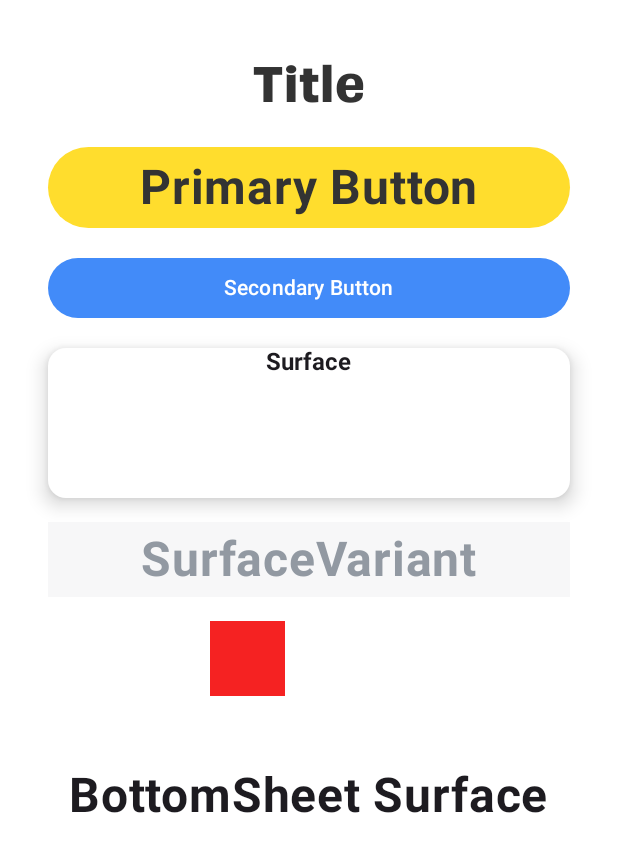
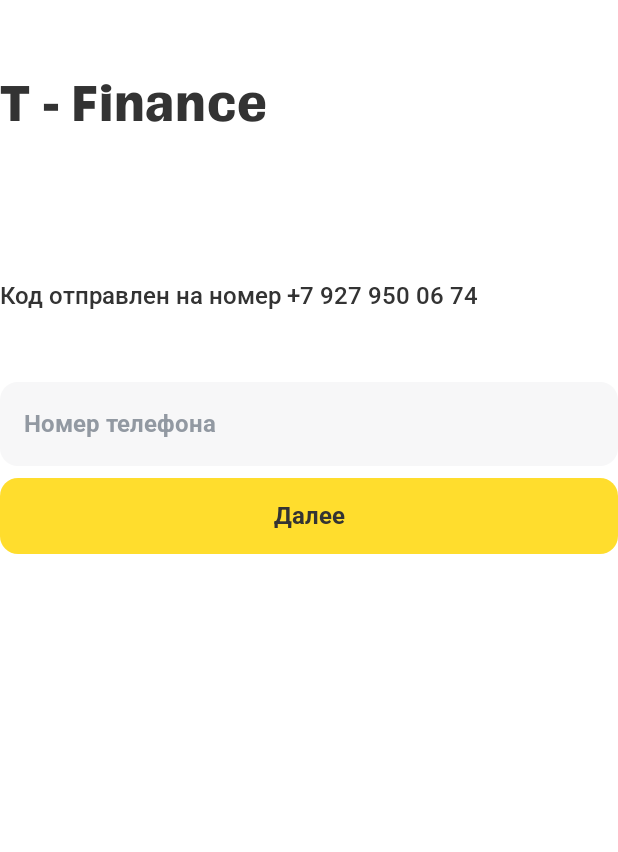
Before and after one commit to Nbveh25/T-Finance, an Android app built with Jetpack Compose: the screen it shows after launch (MainActivity), on a phone screen of 412 x 824 dp. Shown: the top 852 px of the screen. Run offline under Robolectric (Android 15) with nearby library versions, the phone set to English and light mode, and no system bars.

Commit message:
add fonts

```diff
--- a/app/src/main/java/ru/practice/t_finance/presentation/MainActivity.kt
+++ b/app/src/main/java/ru/practice/t_finance/presentation/MainActivity.kt
@@ -4,7 +4,14 @@ import android.os.Bundle
 import androidx.activity.ComponentActivity
 import androidx.activity.compose.setContent
 import androidx.activity.enableEdgeToEdge
+import androidx.compose.foundation.layout.fillMaxSize
+import androidx.compose.foundation.layout.padding
+import androidx.compose.material3.MaterialTheme
+import androidx.compose.material3.Scaffold
+import androidx.compose.ui.Modifier
+import ru.practice.t_finance.presentation.screens.AuthScreen
 import ru.practice.t_finance.presentation.screens.ColorTestScreen
+import ru.practice.t_finance.presentation.screens.ConsentCodeScreen
 import ru.practice.t_finance.presentation.theme.TfinanceTheme
 
 class MainActivity : ComponentActivity() {
@@ -13,7 +20,13 @@ class MainActivity : ComponentActivity() {
         enableEdgeToEdge()
         setContent {
             TfinanceTheme {
-                ColorTestScreen()
+                Scaffold(
+                    modifier = Modifier.fillMaxSize(),
+                    containerColor = MaterialTheme.colorScheme.background
+                ){ padding ->
+//                    AuthScreen(modifier = Modifier.padding(padding))
+                    ConsentCodeScreen(modifier = Modifier.padding(padding))
+                }
             }
         }
     }
--- a/app/src/main/java/ru/practice/t_finance/presentation/screens/ConsentCodeScreen.kt
+++ b/app/src/main/java/ru/practice/t_finance/presentation/screens/ConsentCodeScreen.kt
@@ -18,7 +18,6 @@ import androidx.compose.runtime.getValue
 import androidx.compose.runtime.mutableStateOf
 import androidx.compose.runtime.remember
 import androidx.compose.runtime.setValue
-import androidx.compose.ui.Alignment
 import androidx.compose.ui.Modifier
 import androidx.compose.ui.graphics.Color
 import androidx.compose.ui.res.dimensionResource
@@ -31,11 +30,11 @@ import ru.practice.t_finance.R
 import ru.practice.t_finance.presentation.theme.TfinanceTheme
 
 @Composable
-fun ConsentCodeScreen() {
+fun ConsentCodeScreen(modifier: Modifier) {
     var phoneNumber by remember { mutableStateOf("") }
 
     Column(
-        modifier = Modifier
+        modifier = modifier
             .fillMaxSize()
     ) {
 
@@ -118,7 +117,7 @@ fun ConsentCodeScreen() {
 private fun Preview() {
     TfinanceTheme {
         Surface(modifier = Modifier.fillMaxSize()) {
-            ConsentCodeScreen()
+            ConsentCodeScreen(Modifier)
         }
     }
 }
--- a/app/src/main/java/ru/practice/t_finance/presentation/theme/Theme.kt
+++ b/app/src/main/java/ru/practice/t_finance/presentation/theme/Theme.kt
@@ -45,7 +45,7 @@ fun TfinanceTheme(
 
     MaterialTheme(
         colorScheme = colors,
-        typography = Typography,
+        typography = CustomTypography,
         content = content,
     )
 }
--- a/app/src/main/java/ru/practice/t_finance/presentation/theme/Type.kt
+++ b/app/src/main/java/ru/practice/t_finance/presentation/theme/Type.kt
@@ -13,7 +13,13 @@ val TinkoffSans = FontFamily(
     Font(R.font.tinkoffsans_bold,FontWeight.Bold)
 )
 
-val Typography = Typography(
+val Roboto = FontFamily(
+    Font(R.font.roboto_bold, FontWeight.Bold),
+    Font(R.font.roboto_regular,FontWeight.Normal),
+    Font(R.font.roboto_medium,FontWeight.Medium)
+)
+
+val CustomTypography = Typography(
     //тайтл
     displayLarge = TextStyle(
         fontFamily = TinkoffSans,
@@ -23,20 +29,20 @@ val Typography = Typography(
     ),
     //жирный обычный текст
     bodyLarge = TextStyle(
-        fontFamily = FontFamily.Default,
+        fontFamily = Roboto,
         fontWeight = FontWeight.Bold,
         fontSize = 32.sp,
         letterSpacing = 0.5.sp
     ),
     //нежирный обычный текст
     bodySmall = TextStyle(
-        fontFamily = FontFamily.Default,
+        fontFamily = Roboto,
         fontWeight = FontWeight.Bold,
         fontSize = 16.sp
     ),
     //медиум текст(использовать по ситуации)
     bodyMedium = TextStyle(
-        fontFamily = FontFamily.Default,
+        fontFamily = Roboto,
         fontWeight = FontWeight.Medium,
         fontSize = 16.sp
     )
--- a/app/src/main/res/values/strings.xml
+++ b/app/src/main/res/values/strings.xml
@@ -1,7 +1,7 @@
 <resources>
     <string name="app_name">T-finance</string>
     <string name="t_finance">T - Finance</string>
-    <string name="input_phone_number">Введите номер телефона</string>
+    <string name="input_phone_number">Введите\nномер телефона</string>
     <string name="phone_number">Номер телефона</string>
     <string name="next">Далее</string>
 </resources>
```
Also changed, not shown: app/src/main/java/ru/practice/t_finance/presentation/screens/AuthScreen.kt (+6 -13 lines), app/src/main/res/font/roboto_bold.ttf (added), app/src/main/res/font/roboto_medium.ttf (added), app/src/main/res/font/roboto_regular.ttf (added).
